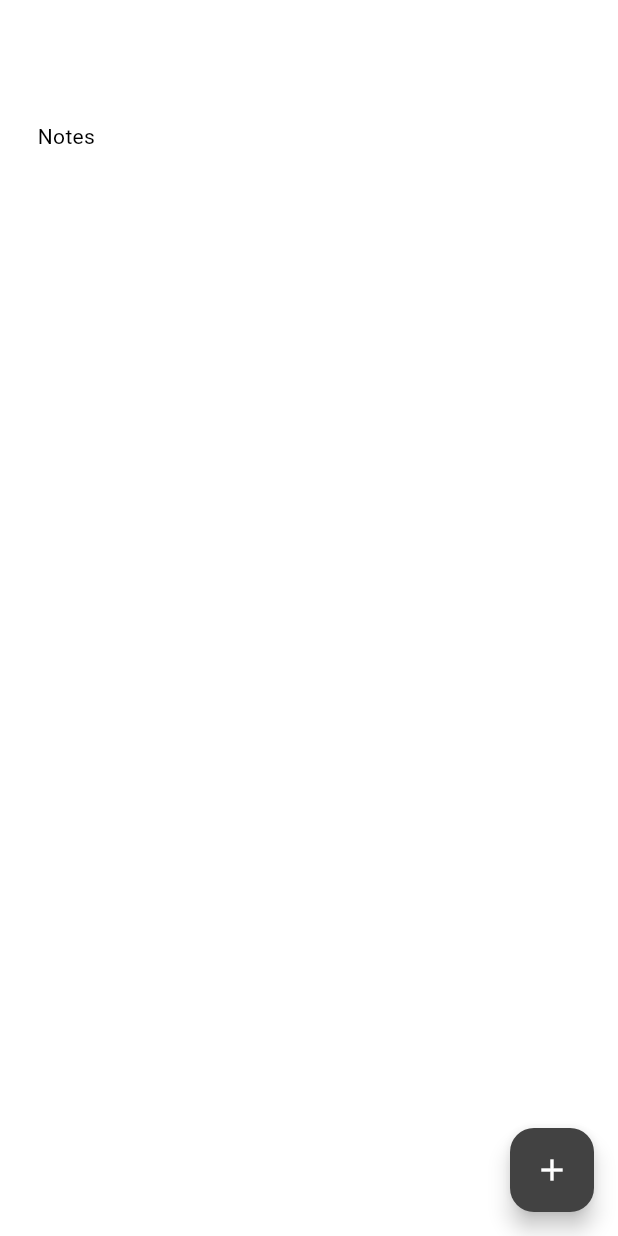
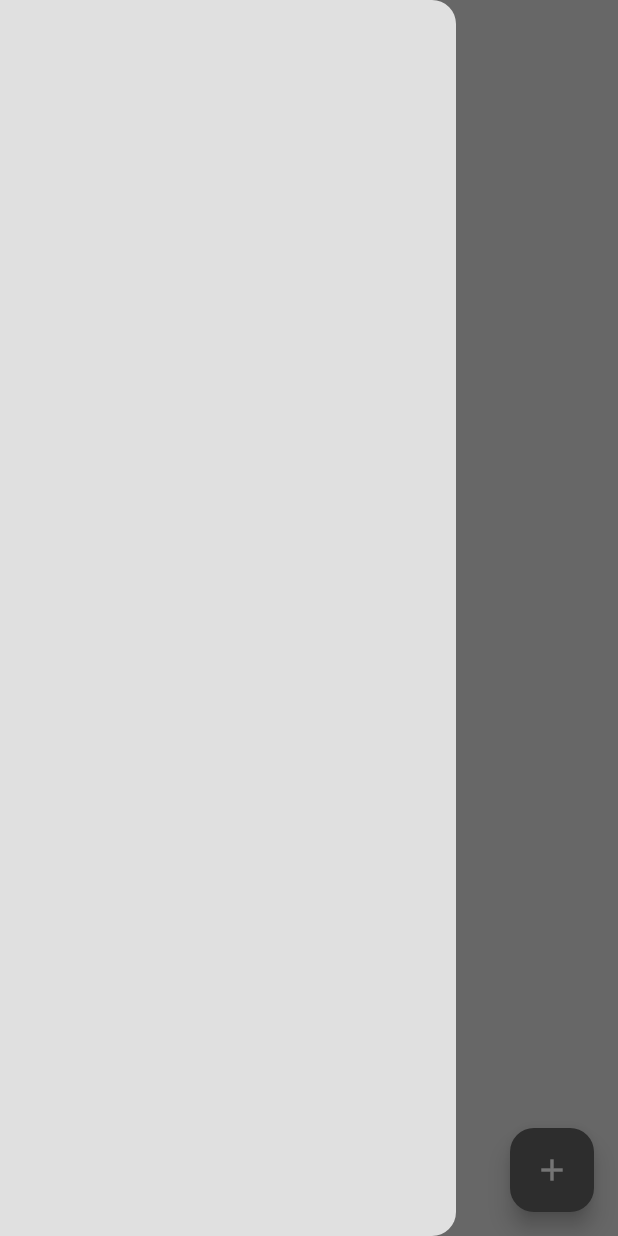
Before and after one commit to zienex0/Buuk-Notes-App, a Flutter app: the screen it shows after launch, with the side drawer open (before the commit the screen has no drawer), on a phone screen of 412 x 824 dp. Run offline on Flutter 3.47's test engine with Material 3 defaults, Android fonts, the phone set to English and light mode, and no system bars; our stand-ins replace google_fonts, isar; accounts and stored records are empty; generated files the repository leaves out were written again.

Commit message:
Elegant appbar alternative using Google Fonts dependency

```diff
--- a/lib/pages/notes_page.dart
+++ b/lib/pages/notes_page.dart
@@ -1,6 +1,7 @@
 import 'package:buuk/models/note.dart';
 import 'package:buuk/models/note_database.dart';
 import 'package:flutter/material.dart';
+import 'package:google_fonts/google_fonts.dart';
 import 'package:provider/provider.dart';
 
 class NotesPage extends StatefulWidget {
@@ -129,11 +130,14 @@ class _NotesPageState extends State<NotesPage> {
     List<Note> currentNotes = context.watch<NoteDatabase>().currentNotes;
 
     return Scaffold(
-      // appbar
+      backgroundColor: Theme.of(context).colorScheme.surface,
+      // transparent and empty appbar
       appBar: AppBar(
         elevation: 0,
         backgroundColor: Colors.transparent,
+        foregroundColor: Theme.of(context).colorScheme.primary,
       ),
+      drawer: Drawer(),
 
       // add notes button
       floatingActionButton: FloatingActionButton(
@@ -145,9 +149,14 @@ class _NotesPageState extends State<NotesPage> {
         crossAxisAlignment: CrossAxisAlignment.start,
         children: [
           // appbar alternative
-          const Padding(
-            padding: EdgeInsets.all(25.0),
-            child: Text('Notes'),
+          Padding(
+            padding: const EdgeInsets.all(25.0),
+            child: Text(
+              'Buuk',
+              style: GoogleFonts.dmSerifText(
+                  fontSize: 48,
+                  color: Theme.of(context).colorScheme.inversePrimary),
+            ),
           ),
 
           // display notes in list view
--- a/lib/themes/theme.dart
+++ b/lib/themes/theme.dart
@@ -4,10 +4,10 @@ import 'package:flutter/material.dart';
 ThemeData lightMode = ThemeData(
   brightness: Brightness.light,
   colorScheme: ColorScheme.light(
-    background: Colors.grey.shade300,
-    primary: Colors.grey.shade800,
-    secondary: Colors.grey.shade400,
+    primary: Colors.grey.shade700,
+    secondary: Colors.grey.shade200,
     inversePrimary: Colors.grey.shade800,
+    surface: Colors.grey.shade300,
   ),
 );
 
--- a/pubspec.yaml
+++ b/pubspec.yaml
@@ -9,6 +9,7 @@ environment:
 dependencies:
   flutter:
     sdk: flutter
+  google_fonts: ^6.2.1
   isar: ^3.1.0+1
   isar_flutter_libs: ^3.1.0+1
   path_provider: ^2.1.4
```
Also changed, not shown: pubspec.lock.
